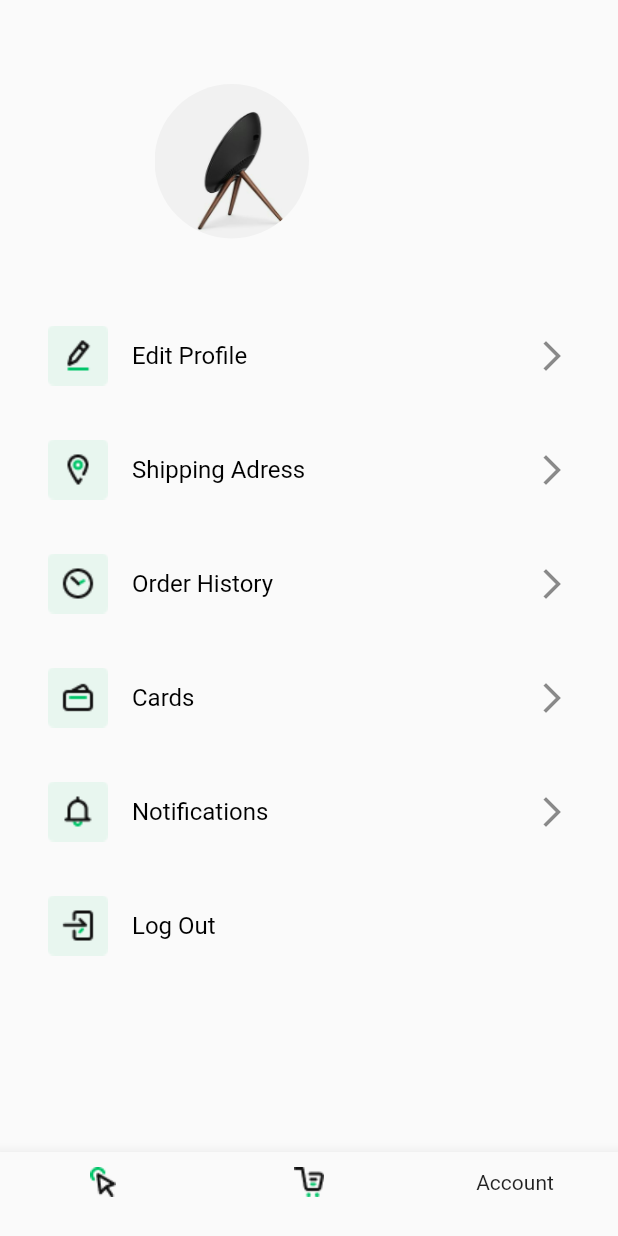
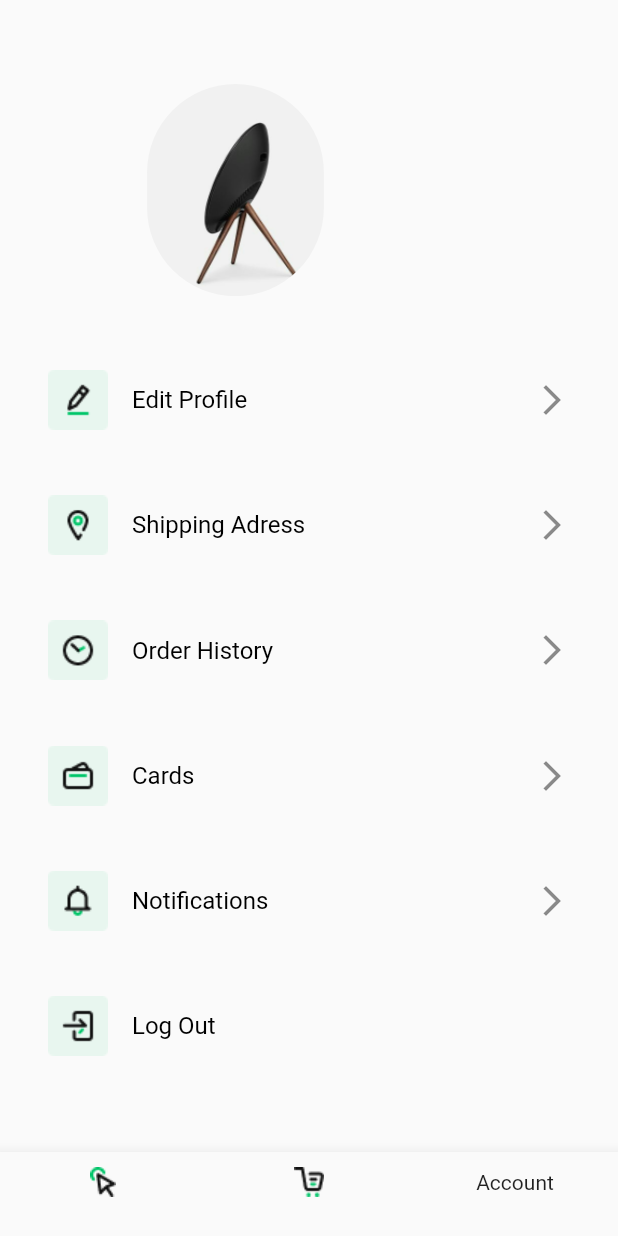
Before and after one commit to Salah-Alfy/EshoP, a Flutter app: the screen it shows once a user with an empty profile is signed in, item 3 of the bottom bar chosen, after a tap on "Edit Profile", on a phone screen of 412 x 824 dp. Run offline on Flutter 3.47's test engine with Material 2 defaults, Android fonts, the light colour scheme and no system bars; our stand-ins replace cloud_firestore, firebase_auth, firebase_core, flutter_screenutil, flutter_svg, get and 3 more; missing offline and left inert: status_change; accounts and stored records are empty; network calls fail.

Commit message:
Make the app UI responsive

```diff
--- a/lib/main.dart
+++ b/lib/main.dart
@@ -8,6 +8,7 @@ import 'package:eshop/view_model/cart_view_model.dart';
 import 'package:firebase_auth/firebase_auth.dart';
 import 'package:firebase_core/firebase_core.dart';
 import 'package:flutter/material.dart';
+import 'package:flutter_screenutil/flutter_screenutil.dart';
 import 'package:get/get.dart';
 
 void main() async {
@@ -19,11 +20,14 @@ void main() async {
 class MyApp extends StatelessWidget {
   @override
   Widget build(BuildContext context) {
-    return GetMaterialApp(
-      initialBinding: Binding(),
-      home: Scaffold(
-        body: ControlView(),
+    return ScreenUtilInit(
+      builder:()=> GetMaterialApp(
+        initialBinding: Binding(),
+        home: Scaffold(
+          body: ControlView(),
+        ),
       ),
+      designSize: const Size(360,600),
     );
 
   }
--- a/lib/view/auth/login_view.dart
+++ b/lib/view/auth/login_view.dart
@@ -7,6 +7,7 @@ import 'package:eshop/view/widgets/custom_text.dart';
 import 'package:eshop/view/widgets/custom_textformfeild.dart';
 import 'package:eshop/view_model/auth_view_model.dart';
 import 'package:flutter/material.dart';
+import 'package:flutter_screenutil/flutter_screenutil.dart';
 import 'package:get/get.dart';
 
 class LoginScreen extends GetWidget<AuthViewModel> {
@@ -17,7 +18,7 @@ class LoginScreen extends GetWidget<AuthViewModel> {
     return Scaffold(
 
       body: Padding(
-        padding: EdgeInsets.only(top: AppBar().preferredSize.height, right: 20, left: 20),
+        padding: EdgeInsets.only(top: AppBar().preferredSize.height.h, right: 20.w, left: 20.w),
         child: SingleChildScrollView(
           child: Form(
             key: _formkey,
@@ -29,7 +30,7 @@ class LoginScreen extends GetWidget<AuthViewModel> {
                     Text(
                       "Welcome,",
                       style:
-                          TextStyle(fontSize: 30, fontWeight: FontWeight.bold),
+                          TextStyle(fontSize: 30.sp, fontWeight: FontWeight.bold),
                     ),
                     InkWell(
                       onTap: () {
@@ -37,21 +38,21 @@ class LoginScreen extends GetWidget<AuthViewModel> {
                       },
                       child: CustomText(
                           text: "Sign Up",
-                          fontsize: 18,
+                          fontsize: 18.sp,
                           color: Color.fromRGBO(0, 197, 105, 1)),
                     ),
                   ],
                 ),
                 SizedBox(
-                  height: 10,
+                  height: 10.h,
                 ),
                 CustomText(
                   text: "Sign in to continue",
-                  fontsize: 14,
+                  fontsize: 14.sp,
                   color: Colors.grey,
                 ),
                 SizedBox(
-                  height: 50,
+                  height: 50.h,
                 ),
                 CustomTFF(
                   text: "Email",
@@ -66,7 +67,7 @@ class LoginScreen extends GetWidget<AuthViewModel> {
                   },
                 ),
                 SizedBox(
-                  height: 40,
+                  height: 40.h,
                 ),
                 CustomTFF(
                   obsecure: true,
@@ -82,15 +83,15 @@ class LoginScreen extends GetWidget<AuthViewModel> {
                   },
                 ),
                 SizedBox(
-                  height: 10,
+                  height: 10.h,
                 ),
                 CustomText(
                   text: "Forget Password?",
-                  fontsize: 14,
+                  fontsize: 14.sp,
                   color: Colors.black,
                   alignment: Alignment.topRight,
                 ),
-                SizedBox(height: 20),
+                SizedBox(height: 20.h),
                 CustomButton(
                   onPressed: () {
                     _formkey.currentState!.save();
@@ -100,21 +101,21 @@ class LoginScreen extends GetWidget<AuthViewModel> {
                   },
                   text: "SIGN IN",
                 ),
-                SizedBox(height: 20),
+                SizedBox(height: 20.h),
                 CustomText(
                   text: "-OR-",
                   color: Colors.black,
-                  fontsize: 16,
+                  fontsize: 16.sp,
                   alignment: Alignment.center,
                 ),
-                SizedBox(height: 20),
+                SizedBox(height: 20.h),
                 CustomSocial(
                   onPressed: () {},
                   text: "Sign In With Facebook",
                   image: "assets/images/Facebook.png",
                 ),
                 SizedBox(
-                  height: 10,
+                  height: 10.h,
                 ),
                 CustomSocial(
                   onPressed: () {
--- a/lib/view/screens/home_view.dart
+++ b/lib/view/screens/home_view.dart
@@ -1,5 +1,6 @@
 // ignore_for_file: use_key_in_widget_constructors, import_of_legacy_library_into_null_safe, unused_import, must_be_immutable, prefer_final_fields, prefer_const_constructors, deprecated_member_use, prefer_const_literals_to_create_immutables, sized_box_for_whitespace, avoid_unnecessary_containers
 
+import 'package:eshop/helper/constance.dart';
 import 'package:eshop/view/auth/login_view.dart';
 import 'package:eshop/view/screens/details_view.dart';
 import 'package:eshop/view/widgets/custom_text.dart';
@@ -8,50 +9,55 @@ import 'package:eshop/view_model/navigation_view_model.dart';
 import 'package:firebase_auth/firebase_auth.dart';
 import 'package:firebase_core/firebase_core.dart';
 import 'package:flutter/material.dart';
+import 'package:flutter_screenutil/flutter_screenutil.dart';
 import 'package:get/get.dart';
 
 class HomeView extends GetWidget<HomeViewModel> {
-
   @override
   Widget build(BuildContext context) {
     return GetBuilder<HomeViewModel>(
-      builder: (controller) =>controller.loading.value?
-      Center(child:CircularProgressIndicator(color: Color.fromRGBO(0, 197, 105, 1),)):
-       Scaffold(
+      builder: (controller) => controller.loading.value
+          ? Center(
+              child: CircularProgressIndicator(
+              color: primaryColor,
+            ))
+          : Scaffold(
               body: SingleChildScrollView(
                 child: Container(
                   padding: EdgeInsets.only(
-                top: AppBar().preferredSize.height, left: 20, right: 20),
+                      top: AppBar().preferredSize.height.h,
+                      left: 20.w,
+                      right: 20.w),
                   child: Column(
                     children: [
                       searchTextFormFeild(),
                       SizedBox(
-                  height: 40,
+                        height: 30.h,
                       ),
                       CustomText(
                           text: "Categories",
-                    fontsize: 20,
+                          fontsize: 20.sp,
                           fontweight: FontWeight.bold),
                       SizedBox(
-                  height: 20,
+                        height: 20.h,
                       ),
                       categoriesListView(),
                       SizedBox(
-                  height: 40,
+                        height: 30.h,
                       ),
                       Row(
                         mainAxisAlignment: MainAxisAlignment.spaceBetween,
                         children: [
                           CustomText(
                             text: "Best Selling",
-                      fontsize: 20,
+                            fontsize: 20.h,
                             fontweight: FontWeight.bold,
                           ),
                           CustomText(text: "See All"),
                         ],
                       ),
                       SizedBox(
-                  height: 20,
+                        height: 20.h,
                       ),
                       productsListView(),
                     ],
@@ -75,9 +81,8 @@ class HomeView extends GetWidget<HomeViewModel> {
 
   Widget categoriesListView() {
     return GetBuilder<HomeViewModel>(
-      builder: (controller)=>
-       Container(
-        height: 100,
+      builder: (controller) => Container(
+        height: 100.h,
         child: ListView.separated(
             itemCount: controller.categoryModel.length,
             scrollDirection: Axis.horizontal,
@@ -86,25 +91,26 @@ class HomeView extends GetWidget<HomeViewModel> {
                 children: [
                   Container(
                     child: Padding(
-                      padding: const EdgeInsets.all(8.0),
-                      child: Image.network(controller.categoryModel[index].image),
+                      padding: EdgeInsets.all(8.w),
+                      child:
+                          Image.network(controller.categoryModel[index].image),
                     ),
-                    width: 60,
-                    height: 60,
+                    width: 60.w,
+                    height: 60.h,
                     decoration: BoxDecoration(
                       color: Colors.white,
                       borderRadius: BorderRadius.circular(50),
                     ),
                   ),
                   SizedBox(
-                    height: 5,
+                    height: 5.h,
                   ),
                   CustomText(text: controller.categoryModel[index].name),
                 ],
               );
             },
             separatorBuilder: (BuildContext context, int index) => SizedBox(
-                  width: 20,
+                  width: 20.w,
                 )),
       ),
     );
@@ -112,53 +118,54 @@ class HomeView extends GetWidget<HomeViewModel> {
 
   Widget productsListView() {
     return GetBuilder<HomeViewModel>(
-      builder: (controller)=>
-       Container(
-        height: 350,
+      builder: (controller) => Container(
+        height: 250.h,
         child: ListView.separated(
             itemCount: controller.productModel.length,
             scrollDirection: Axis.horizontal,
             itemBuilder: (context, index) {
               return GestureDetector(
-                onTap: (){
+                onTap: () {
                   Get.to(DetailsView(model: controller.productModel[index]));
                 },
                 child: Container(
-                  height:MediaQuery.of(context).size.height* 0.2 ,
-                  width: MediaQuery.of(context).size.width * 0.4,
+                  height: MediaQuery.of(context).size.height * 0.2.h,
+                  width: MediaQuery.of(context).size.width * 0.35.w,
                   child: Column(
+                    crossAxisAlignment: CrossAxisAlignment.start,
                     children: [
                       Container(
                         decoration: BoxDecoration(
                           borderRadius: BorderRadius.circular(15),
                         ),
                         child: Container(
-                          child: Image.network(controller.productModel[index].image),
+                          child: Image.network(
+                              controller.productModel[index].image),
                         ),
                       ),
                       SizedBox(
-                        height: 5,
+                        height: 5.h,
                       ),
                       CustomText(
                         text: controller.productModel[index].name,
                         alignment: Alignment.bottomLeft,
                       ),
                       SizedBox(
-                        height: 5,
+                        height: 5.h,
                       ),
                       CustomText(
                         text: controller.productModel[index].desc,
                         color: Colors.black26,
-                        fontsize: 14,
+                        fontsize: 14.sp,
                         alignment: Alignment.bottomLeft,
                       ),
                       SizedBox(
-                        height: 15,
+                        height: 10.h,
                       ),
                       CustomText(
-                        text: controller.productModel[index].price,
+                        text: "\$ ${controller.productModel[index].price}",
                         alignment: Alignment.bottomLeft,
-                        color: Color.fromRGBO(0, 197, 105, 1),
+                        color: primaryColor,
                       ),
                     ],
                   ),
@@ -166,12 +173,9 @@ class HomeView extends GetWidget<HomeViewModel> {
               );
             },
             separatorBuilder: (BuildContext context, int index) => SizedBox(
-                  width: 20,
+                  width: 15.w,
                 )),
       ),
     );
   }
-
-
-
 }
--- a/lib/view/screens/profile_view.dart
+++ b/lib/view/screens/profile_view.dart
@@ -5,6 +5,7 @@ import 'package:eshop/view/widgets/custom_list_tile.dart';
 import 'package:eshop/view/widgets/custom_text.dart';
 import 'package:eshop/view_model/profile_view_model.dart';
 import 'package:flutter/material.dart';
+import 'package:flutter_screenutil/flutter_screenutil.dart';
 import 'package:get/get.dart';
 
 class ProfileView extends StatelessWidget {
@@ -33,8 +34,8 @@ class ProfileView extends StatelessWidget {
                           mainAxisAlignment: MainAxisAlignment.spaceEvenly,
                           children: [
                             Container(
-                              width: MediaQuery.of(context).size.width * .25,
-                              height: MediaQuery.of(context).size.width * .25,
+                              width: MediaQuery.of(context).size.width * .25.w,
+                              height: MediaQuery.of(context).size.width * .25.h,
                               decoration: BoxDecoration(
                                   borderRadius:
                                       BorderRadius.all(Radius.circular(100)),
@@ -54,11 +55,12 @@ class ProfileView extends StatelessWidget {
                               children: [
                                 CustomText(
                                   text: controller.userModel!.name,
-                                  fontsize: 32,
+                                  fontsize: 32.sp,
                                   color: Colors.black,
                                 ),
                                 CustomText(
                                   text: controller.userModel!.email,
+                                  fontsize:16.sp,
                                   color: Colors.black,
                                 ),
                               ],
@@ -67,38 +69,38 @@ class ProfileView extends StatelessWidget {
                         ),
                       ),
                       SizedBox(
-                        height: 50,
+                        height: 30.h,
                       ),
                       CustomListTile(
                           text: "Edit Profile",
                           leading: "assets/menu/Icon_Edit-Profile.png",
                           trailing: Icon(Icons.arrow_forward_ios),
                           onPressed: () {}),
-                      SizedBox(height: 20),
+                      SizedBox(height: 20.h),
                       CustomListTile(
                           text: "Shipping Adress",
                           leading: "assets/menu/Icon_Location.png",
                           trailing: Icon(Icons.arrow_forward_ios),
                           onPressed: () {}),
-                      SizedBox(height: 20),
+                      SizedBox(height: 20.h),
                       CustomListTile(
                           text: "Order History",
                           leading: "assets/menu/Icon_History.png",
                           trailing: Icon(Icons.arrow_forward_ios),
                           onPressed: () {}),
-                      SizedBox(height: 20),
+                      SizedBox(height: 20.h),
                       CustomListTile(
                           text: "Cards",
                           leading: "assets/menu/Icon_Payment.png",
                           trailing: Icon(Icons.arrow_forward_ios),
                           onPressed: () {}),
-                      SizedBox(height: 20),
+                      SizedBox(height: 20.h),
                       CustomListTile(
                           text: "Notifications",
                           leading: "assets/menu/Icon_Alert.png",
                           trailing: Icon(Icons.arrow_forward_ios),
                           onPressed: () {}),
-                      SizedBox(height: 20),
+                      SizedBox(height: 20.h),
                       CustomListTile(
                           text: "Log Out",
                           leading: "assets/menu/Icon_Exit.png",
@@ -109,7 +111,7 @@ class ProfileView extends StatelessWidget {
                           onPressed: () {
                             controller.signOut();
                           }),
-                      SizedBox(height: 20),
+                      SizedBox(height: 20.h),
                     ],
                   ),
                 ),
--- a/lib/view/widgets/custom_button.dart
+++ b/lib/view/widgets/custom_button.dart
@@ -2,6 +2,7 @@
 
 import 'package:eshop/helper/constance.dart';
 import 'package:flutter/material.dart';
+import 'package:flutter_screenutil/flutter_screenutil.dart';
 import 'custom_text.dart';
 
 class CustomButton extends StatelessWidget {
@@ -25,11 +26,11 @@ class CustomButton extends StatelessWidget {
       child: FlatButton(
         onPressed: onPressed,
         color: color,
-        padding: EdgeInsets.all(20),
+        padding: EdgeInsets.all(20.w),
         shape: RoundedRectangleBorder(borderRadius: BorderRadius.circular(5),side: BorderSide(color: primaryColor)),
         child: CustomText(
           text: text,
-          fontsize: 14,
+          fontsize: 14.sp,
           color: textColor,
           alignment: Alignment.center,
         ),
--- a/lib/view/widgets/custom_text.dart
+++ b/lib/view/widgets/custom_text.dart
@@ -25,6 +25,8 @@ class CustomText extends StatelessWidget {
       child: Text(
         text!,
         style: TextStyle(color: color, fontSize: fontsize,fontWeight: fontweight, ),
+        maxLines: 1,
+        overflow: TextOverflow.ellipsis,
     ));
   }
 }
--- a/lib/view/widgets/custom_textformfeild.dart
+++ b/lib/view/widgets/custom_textformfeild.dart
@@ -2,6 +2,7 @@
 
 
 import 'package:flutter/material.dart';
+import 'package:flutter_screenutil/flutter_screenutil.dart';
 import 'custom_text.dart';
 
 class CustomTFF extends StatelessWidget {
@@ -19,7 +20,7 @@ class CustomTFF extends StatelessWidget {
     return Container(
       child: Column(
         children: [
-          CustomText(text: text, fontsize: 14, color: Colors.grey.shade900),
+          CustomText(text: text, fontsize: 14.sp, color: Colors.grey.shade900),
           TextFormField(
             obscureText:obsecure ,
             onSaved: onSaved,
--- a/pubspec.yaml
+++ b/pubspec.yaml
@@ -44,6 +44,8 @@ dependencies:
   shared_preferences: ^2.0.11
   flutter_svg: ^1.0.0
   status_change: ^1.0.0
+  flutter_screenutil: ^5.0.1+1
+
 
 dev_dependencies:
   flutter_test:
```
Also changed, not shown: lib/view/auth/register_view.dart (+7 -6 lines), lib/view/checkout/add_adress_widget.dart (+13 -12 lines), lib/view/checkout/checkout_view.dart (+9 -8 lines), lib/view/checkout/delivery_time_widget.dart (+16 -24 lines), lib/view/checkout/summary_widget.dart (+18 -16 lines), lib/view/screens/cart_view.dart (+25 -20 lines), lib/view/screens/details_view.dart (+20 -19 lines), pubspec.lock. Lines whose indentation alone changed are shown as unchanged.
